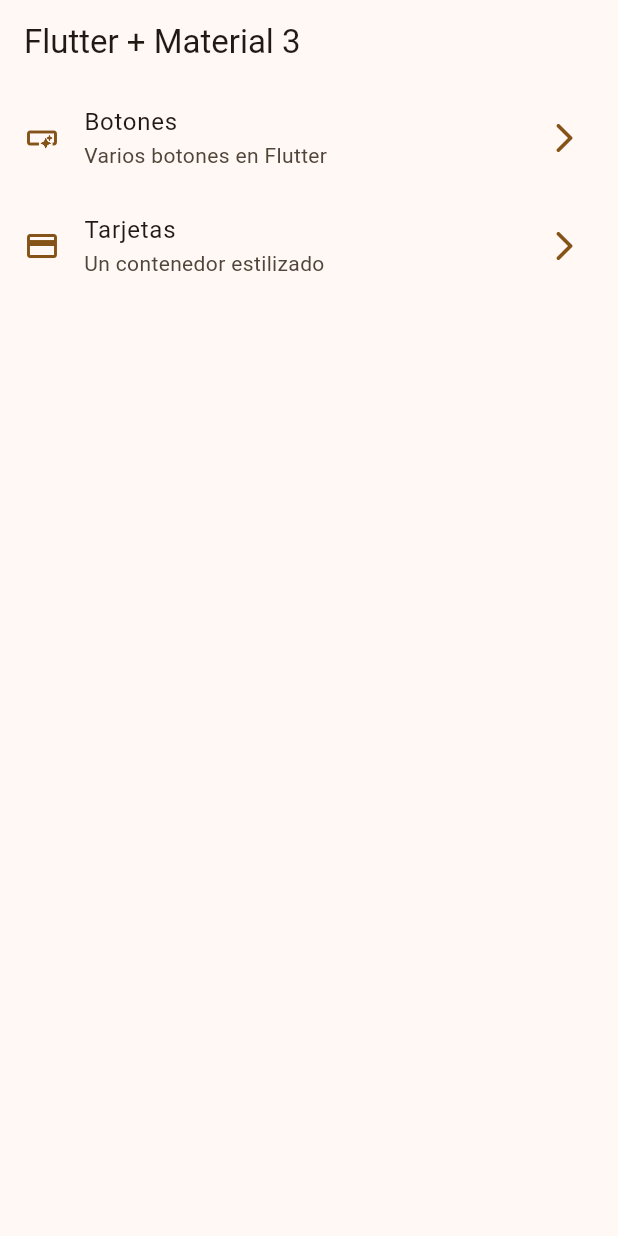
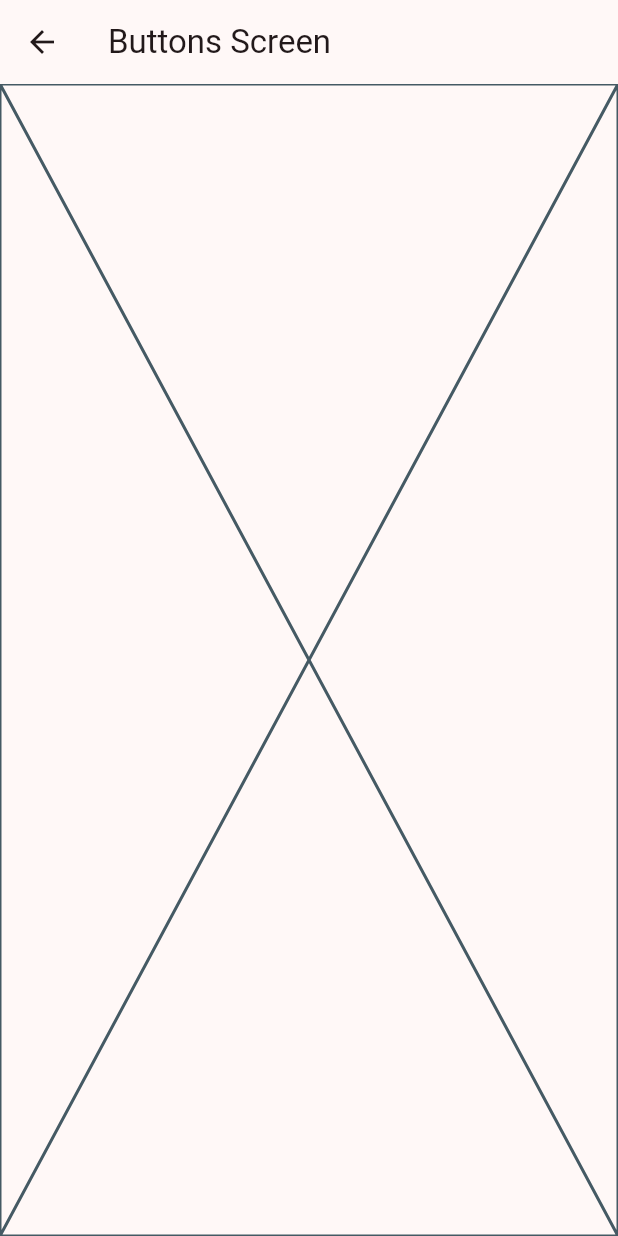
Before and after one commit to sash830/widgets-app, a Flutter app: the screen it shows after launch, after a tap on "Botones", on a phone screen of 412 x 824 dp. Run offline on Flutter 3.47's test engine with Material 3 defaults, Android fonts, the phone set to English and light mode, and no system bars.

```diff
--- a/lib/config/menu/menu_items.dart
+++ b/lib/config/menu/menu_items.dart
@@ -28,7 +28,7 @@ const appMenuItems = <MenuItem> [
     MenuItem(
     title: 'Tarjetas',
     subTitle: 'Un contenedor estilizado',
-    link: '/card',
+    link: '/cards',
     icon: Icons.credit_card
     ),
 
--- a/lib/main.dart
+++ b/lib/main.dart
@@ -1,5 +1,7 @@
 import 'package:flutter/material.dart';
 import 'package:widgets_app/config/theme/app_theme.dart';
+import 'package:widgets_app/presentation/screens/buttons/buttons_screen.dart';
+import 'package:widgets_app/presentation/screens/cards/cards_screen.dart';
 import 'package:widgets_app/presentation/screens/home/home_screen.dart';
 
 void main() {
@@ -13,8 +15,12 @@ class MainApp extends StatelessWidget {
   Widget build(BuildContext context) {
     return MaterialApp(
       debugShowCheckedModeBanner: false,
-      theme: AppTheme(selectedColor:8).getTheme(),
-      home: const HomeScreen()
+      theme: AppTheme(selectedColor:7).getTheme(),
+      home: const HomeScreen(),
+      routes: {
+        '/buttons': (context) => const ButtonsScreen(),
+        '/cards': (context) => const CardsScreen(),
+      },
     );
   }
 }
--- /dev/null
+++ b/lib/presentation/screens/buttons/buttons_screen.dart
@@ -0,0 +1,16 @@
+import 'package:flutter/material.dart';
+
+class ButtonsScreen extends StatelessWidget {
+  const ButtonsScreen({super.key});
+
+  @override
+  Widget build(BuildContext context) {
+    return Scaffold(
+      appBar: AppBar(
+        title: const Text('Buttons Screen'),
+
+      ),
+      body: Placeholder(),
+    );
+  }
+}
--- a/lib/presentation/screens/home/home_screen.dart
+++ b/lib/presentation/screens/home/home_screen.dart
@@ -1,5 +1,6 @@
 import 'package:flutter/material.dart';
 import 'package:widgets_app/config/menu/menu_items.dart';
+import 'package:widgets_app/presentation/screens/buttons/buttons_screen.dart';
 
 
 class HomeScreen extends StatelessWidget {
@@ -56,8 +57,15 @@ class _CustomListTitle extends StatelessWidget {
       trailing: Icon(Icons.arrow_forward_ios_rounded, color: colors.primary),
       title: Text(menuItem.title),
       subtitle: Text(menuItem.subTitle),
-      onTap: () {
-        // TODO: Navegar a otras pantallas
+      onTap: () { // pantallas de la app
+
+       //  Navigator.of(context).push( // push: poner una dentro de otra
+       //     MaterialPageRoute(
+       //       builder: (context) => const ButtonsScreen(),
+       //     ),
+       //   );
+        Navigator.pushNamed(context, menuItem.link);
+
       },
     );
   }
```
Also changed, not shown: lib/presentation/screens/cards/cards_screen.dart (added, +16 -0 lines).
